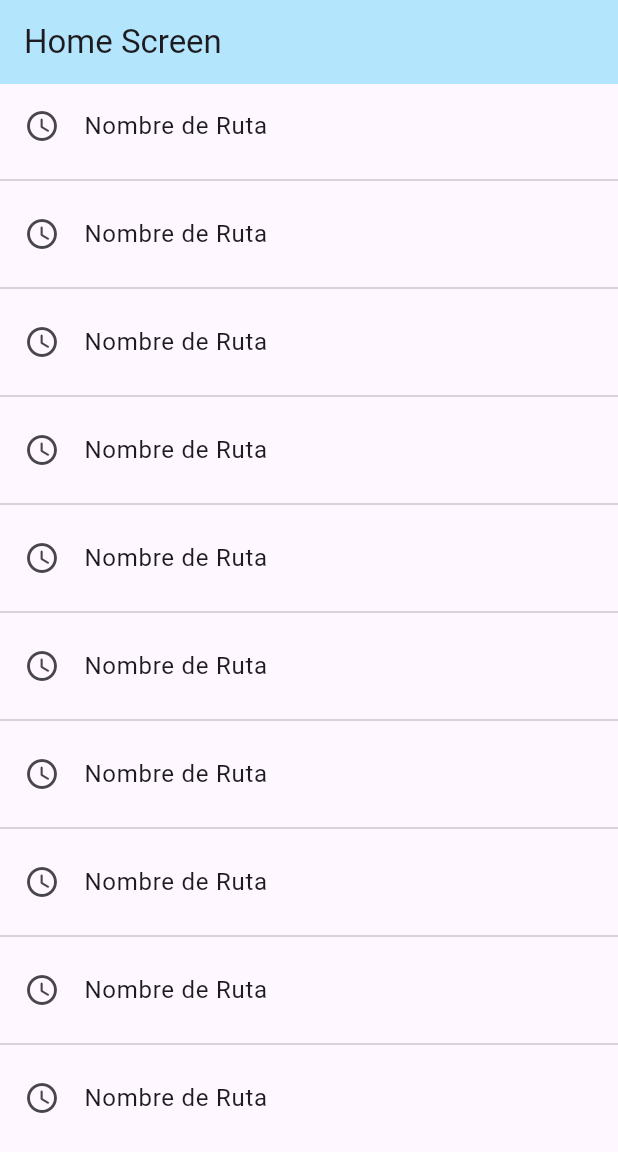
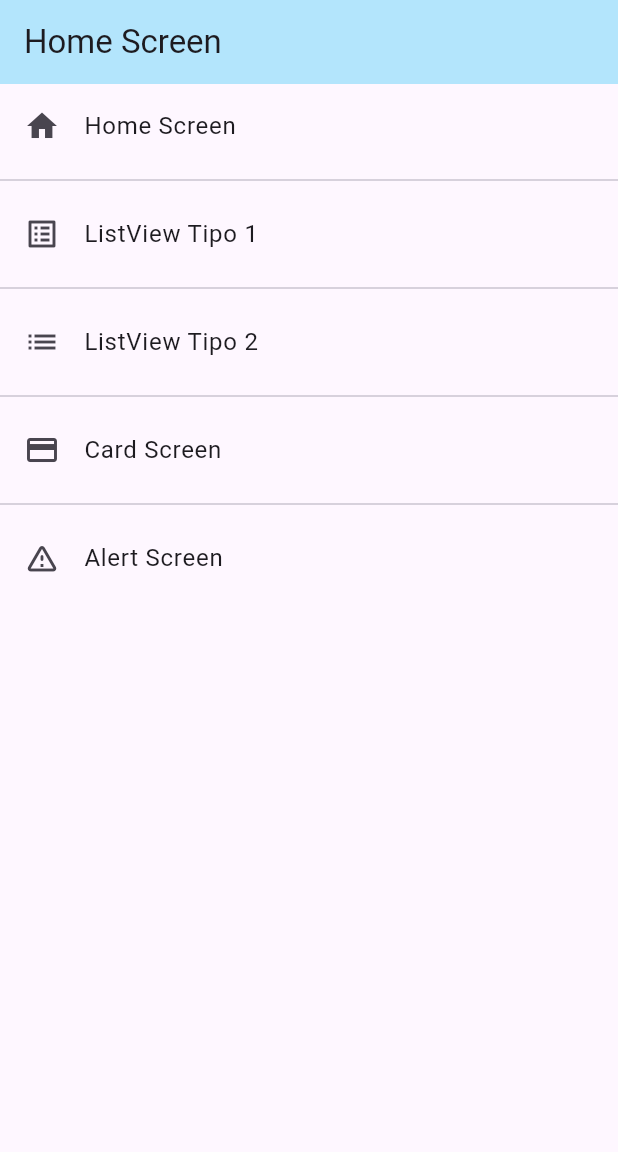
Before and after one commit to NormandoRamirezDelgado/flutter-6C, a Flutter app: the screen it shows after launch, on a phone screen of 412 x 824 dp. Shown: the top 1152 px of the screen. Run offline on Flutter 3.47's test engine with Material 3 defaults, Android fonts, the phone set to English and light mode, and no system bars.

Commit message:
Rutas Finales

```diff
--- a/listview/lib/main.dart
+++ b/listview/lib/main.dart
@@ -1,7 +1,5 @@
 import 'package:flutter/material.dart';
 import 'package:listview/router/app_routes.dart';
-import 'screens/screens.dart';
-
 
 void main() {
   runApp(const MainApp());
@@ -16,7 +14,7 @@ class MainApp extends StatelessWidget {
       title: 'ListView Tipo 1',
       // home: AlertScreen(),
       initialRoute: AppRoutes.initialRoute,
-      routes: AppRoutes.routes,
+      routes: AppRoutes.getAppRoutes(),
       onGenerateRoute: AppRoutes.onGenerateRoute,
     );
   }
--- /dev/null
+++ b/listview/lib/models/menu_option.dart
@@ -0,0 +1,16 @@
+import 'package:flutter/material.dart' show IconData, Widget;
+
+class MenuOption {
+  final String route;
+  final IconData icon;
+  final String name;
+  final Widget widget;
+
+  MenuOption({
+    required this.route,
+    required this.icon,
+    required this.name,
+    required this.widget}
+  );
+
+}
--- /dev/null
+++ b/listview/lib/models/model.dart
@@ -0,0 +1 @@
+export 'package:listview/models/menu_option.dart';
--- a/listview/lib/router/app_routes.dart
+++ b/listview/lib/router/app_routes.dart
@@ -1,4 +1,5 @@
 import 'package:flutter/material.dart';
+import 'package:listview/models/model.dart';
 
 import '../screens/screens.dart';
 
@@ -6,13 +7,32 @@ class AppRoutes {
 
   static const initialRoute = 'home';
 
-  static Map<String, Widget Function(BuildContext)> routes = {
-    'home'      : (BuildContext context) => HomeScreen(),
-    'listview1' : (BuildContext context) => ListView1Screen(),
-    'listview2' : (BuildContext context) => ListView2Screen(),
-    'alert'     : (BuildContext context) => AlertScreen(),
-    'card'      : (BuildContext context) => CardScreen()
-  };
+  static final menuOptions = <MenuOption> [
+    MenuOption(route: 'home', icon: Icons.home, name: 'Home Screen',widget: HomeScreen()),
+    MenuOption(route: 'listview1', icon: Icons.list_alt, name: 'ListView Tipo 1',widget: ListView1Screen()),
+    MenuOption(route: 'listview2', icon: Icons.list, name: 'ListView Tipo 2',widget: ListView2Screen()),
+    MenuOption(route: 'card', icon: Icons.credit_card, name: 'Card Screen',widget: CardScreen()),
+    MenuOption(route: 'alert', icon: Icons.warning_amber_rounded, name: 'Alert Screen',widget: AlertScreen()),
+  ];
+
+  static Map<String, Widget Function(BuildContext)> getAppRoutes() {
+
+    Map<String, Widget Function(BuildContext)> appRoutes = {};
+
+    for (final elemento in menuOptions) {
+      appRoutes.addAll({elemento.route: (BuildContext context) => elemento.widget});
+    }
+
+    return appRoutes;
+  }
+
+  // static Map<String, Widget Function(BuildContext)> routes = {
+  //   'home'      : (BuildContext context) => HomeScreen(),
+  //   'listview1' : (BuildContext context) => ListView1Screen(),
+  //   'listview2' : (BuildContext context) => ListView2Screen(),
+  //   'card'      : (BuildContext context) => CardScreen(),
+  //   'alert'     : (BuildContext context) => AlertScreen(),
+  // };
 
   static Route<dynamic> onGenerateRoute(RouteSettings settings) {
     return MaterialPageRoute(
--- a/listview/lib/screens/home_screen.dart
+++ b/listview/lib/screens/home_screen.dart
@@ -1,5 +1,5 @@
 import 'package:flutter/material.dart';
-import 'package:listview/screens/screens.dart';
+import 'package:listview/router/app_routes.dart';
 
 class HomeScreen extends StatelessWidget {
 
@@ -7,17 +7,21 @@ class HomeScreen extends StatelessWidget {
 
   @override
   Widget build(BuildContext context) {
+
+    final menuOptions = AppRoutes.menuOptions;
+
     return Scaffold(
       appBar: AppBar(
         backgroundColor: Colors.lightBlue[100],
         title: Text('Home Screen')
       ),
       body: ListView.separated(
+        itemCount: menuOptions.length,
         itemBuilder: (context, index) => ListTile(
-          leading: Icon(Icons.access_time_rounded),
-          title: Text('Nombre de Ruta'),
+          leading: Icon(menuOptions[index].icon),
+          title: Text(menuOptions[index].name),
           onTap: () {
-            //Navdegación a otra pantalla
+            //Navegación a otra pantalla
             // final route = MaterialPageRoute(
             //   builder: (context) => ListView1Screen()
             // );
@@ -25,11 +29,10 @@ class HomeScreen extends StatelessWidget {
             // Navigator.push(context, route);
             // Navigator.pushReplacement(context, route);
 
-            Navigator.pushNamed(context, 'listview2');
+            Navigator.pushNamed(context, menuOptions[index].route);
           },
         ),
         separatorBuilder: (context, index) => Divider(),
-        itemCount: 10,
 
       ),
     );
```
Also changed, not shown: listview/lib/screens/screens.dart (line endings or trailing spaces).
